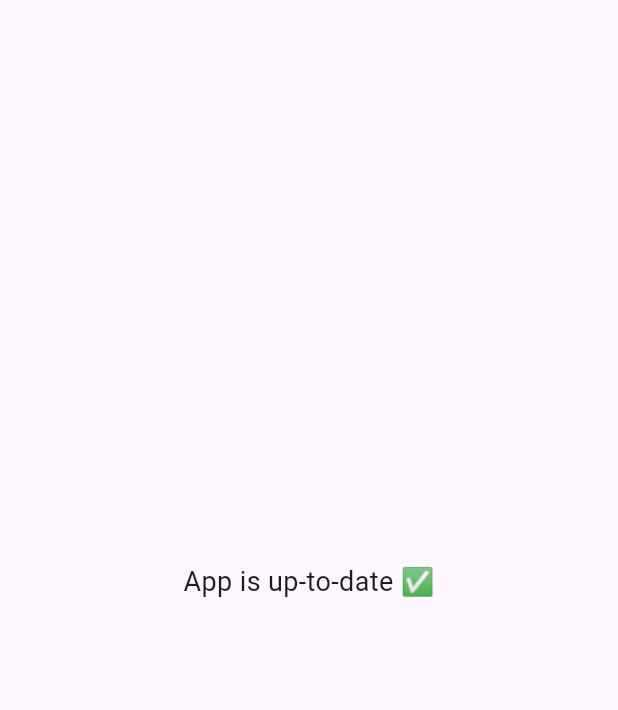
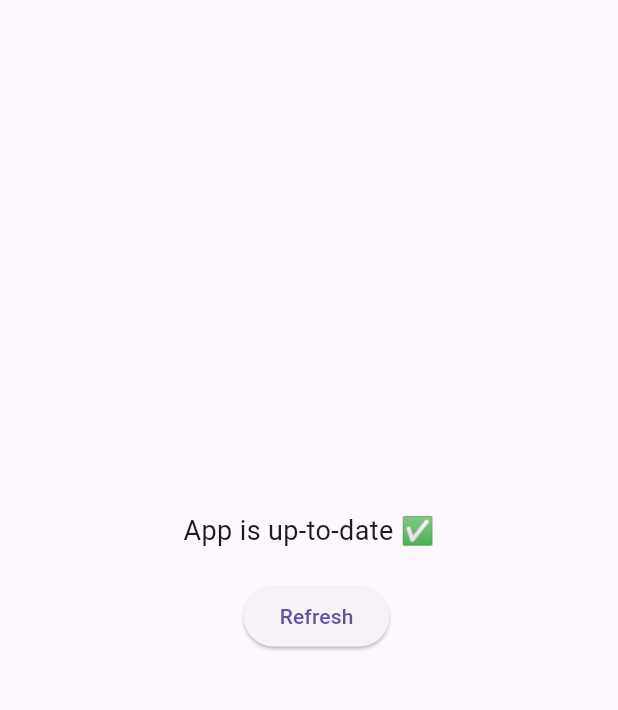
Before and after one commit to sFrostUniverse/FrostUpdate, a Flutter app: the screen it shows after launch, on a phone screen of 412 x 824 dp, the part 63-773 px from its top. Run offline on Flutter 3.47's test engine with Material 3 defaults, Android fonts, the light colour scheme and no system bars; our stand-ins replace dio, open_file, package_info_plus, percent_indicator; network calls fail.

```diff
--- a/lib/screens/update_screen.dart
+++ b/lib/screens/update_screen.dart
@@ -78,11 +78,27 @@ class _UpdateScreenState extends State<UpdateScreen> {
             children: [
               Text(status, style: const TextStyle(fontSize: 18)),
               const SizedBox(height: 20),
-              if (updateAvailable && !downloading)
-                ElevatedButton(
-                  onPressed: _downloadUpdate,
-                  child: const Text('Update Now'),
-                ),
+
+              // Buttons Row
+              Row(
+                mainAxisAlignment: MainAxisAlignment.center,
+                children: [
+                  if (updateAvailable && !downloading)
+                    ElevatedButton(
+                      onPressed: _downloadUpdate,
+                      child: const Text('Update Now'),
+                    ),
+                  const SizedBox(width: 10),
+                  ElevatedButton(
+                    onPressed: _checkUpdate,
+                    child: const Text('Refresh'),
+                  ),
+                ],
+              ),
+
+              const SizedBox(height: 20),
+
+              // Progress Bar
               if (downloading)
                 LinearPercentIndicator(
                   width: 250,
```
